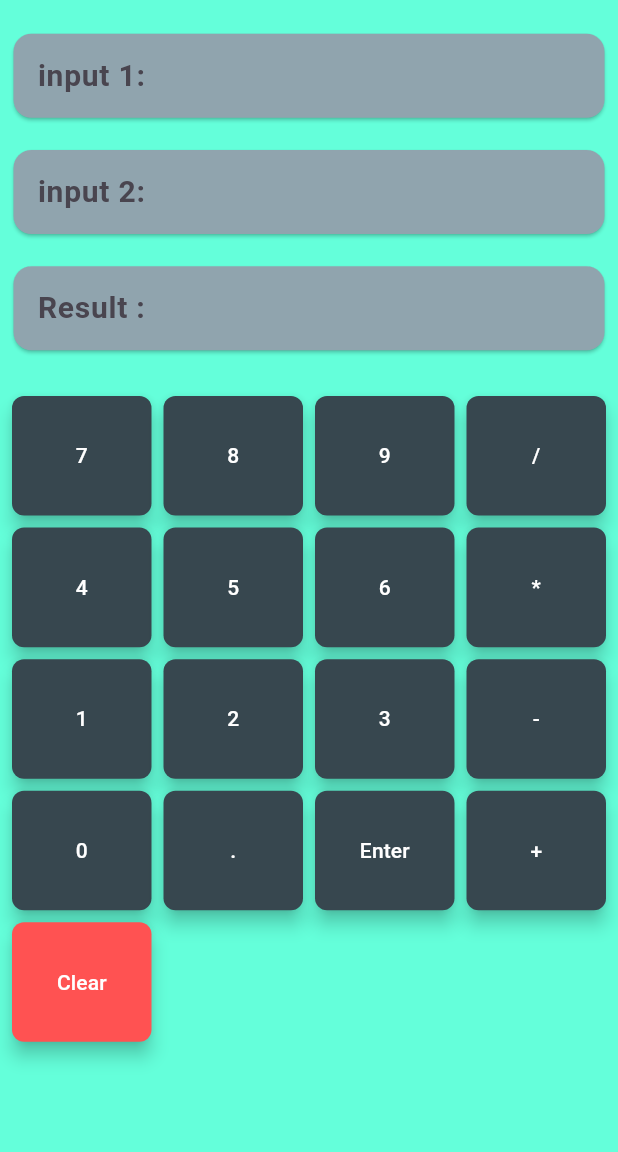
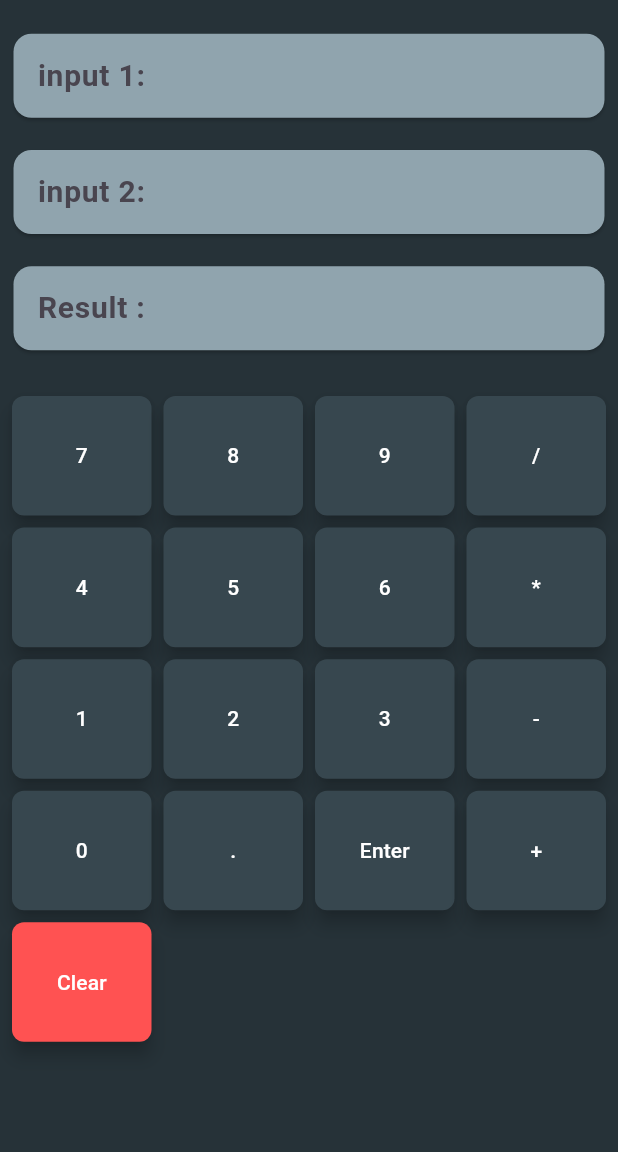
Before and after one commit to Hozaneybo/rpn_calculator, a Flutter app: the screen it shows after launch, on a phone screen of 412 x 824 dp, the part 84-1236 px from its top. Run offline on Flutter 3.47's test engine with Material 3 defaults, Android fonts, the light colour scheme and no system bars.

Commit message:
grey background

```diff
--- a/lib/main.dart
+++ b/lib/main.dart
@@ -107,7 +107,7 @@ class _MyAppState extends State<RPNCalculator> {
 
     return MaterialApp(
       home: Scaffold(
-        backgroundColor: Colors.tealAccent,
+        backgroundColor: Colors.blueGrey[900],
         appBar: AppBar(
           backgroundColor: Colors.blueGrey[800],
           title: const Text('RPN Calculator',
```
Also changed, not shown: 1 other file.
